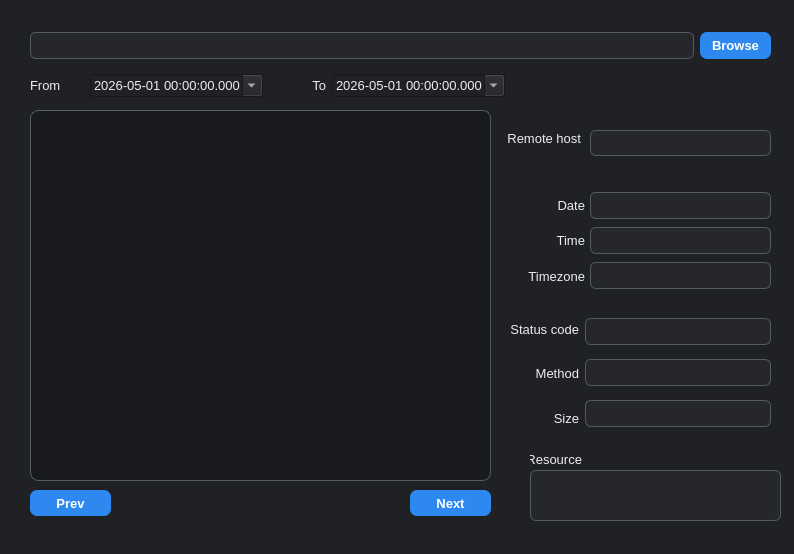
LimelelePL/Studia, file lab8/src/app/gui/main_window.ui: the form before one commit.
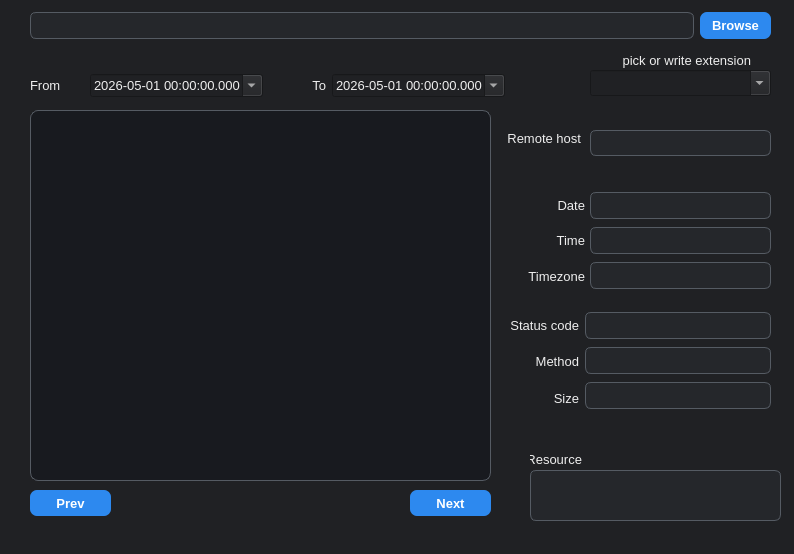
The form after the commit.

What changed in the file:
```diff
--- a/lab8/src/app/gui/main_window.ui
+++ b/lab8/src/app/gui/main_window.ui
@@ -291,7 +291,7 @@
     <property name="geometry">
      <rect>
       <x>30</x>
-      <y>30</y>
+      <y>10</y>
       <width>741</width>
       <height>32</height>
      </rect>
@@ -463,7 +463,7 @@
       <x>510</x>
       <y>310</y>
       <width>261</width>
-      <height>127</height>
+      <height>103</height>
      </rect>
     </property>
     <layout class="QHBoxLayout" name="horizontalLayout_4">
@@ -546,6 +546,38 @@
      </item>
     </layout>
    </widget>
+   <widget class="QComboBox" name="comboFilterExtension">
+    <property name="geometry">
+     <rect>
+      <x>590</x>
+      <y>70</y>
+      <width>181</width>
+      <height>26</height>
+     </rect>
+    </property>
+    <property name="editable">
+     <bool>true</bool>
+    </property>
+    <property name="currentText">
+     <string notr="true"/>
+    </property>
+   </widget>
+   <widget class="QLabel" name="remoteHostLabel_2">
+    <property name="geometry">
+     <rect>
+      <x>600</x>
+      <y>50</y>
+      <width>151</width>
+      <height>20</height>
+     </rect>
+    </property>
+    <property name="text">
+     <string>pick or write extension</string>
+    </property>
+    <property name="alignment">
+     <set>Qt::AlignmentFlag::AlignRight|Qt::AlignmentFlag::AlignTrailing|Qt::AlignmentFlag::AlignVCenter</set>
+    </property>
+   </widget>
   </widget>
   <widget class="QStatusBar" name="mainStatusBar"/>
  </widget>
```
